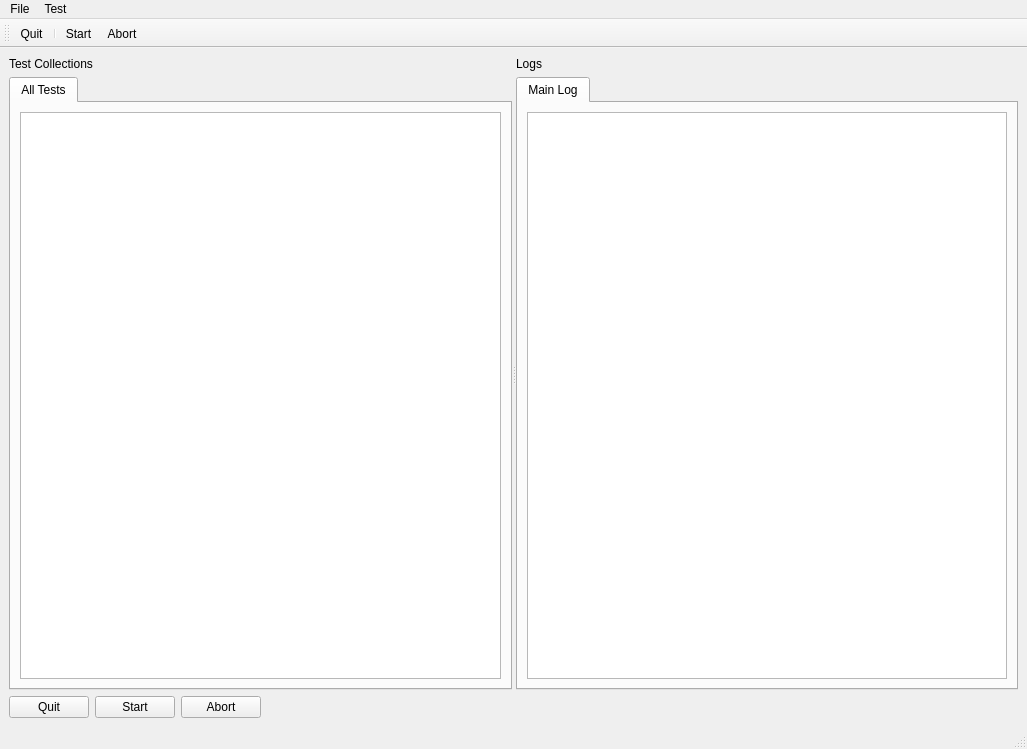
Qt form bin/MainWindow.ui (ViktorFagerlind/TestFramework) before a commit.
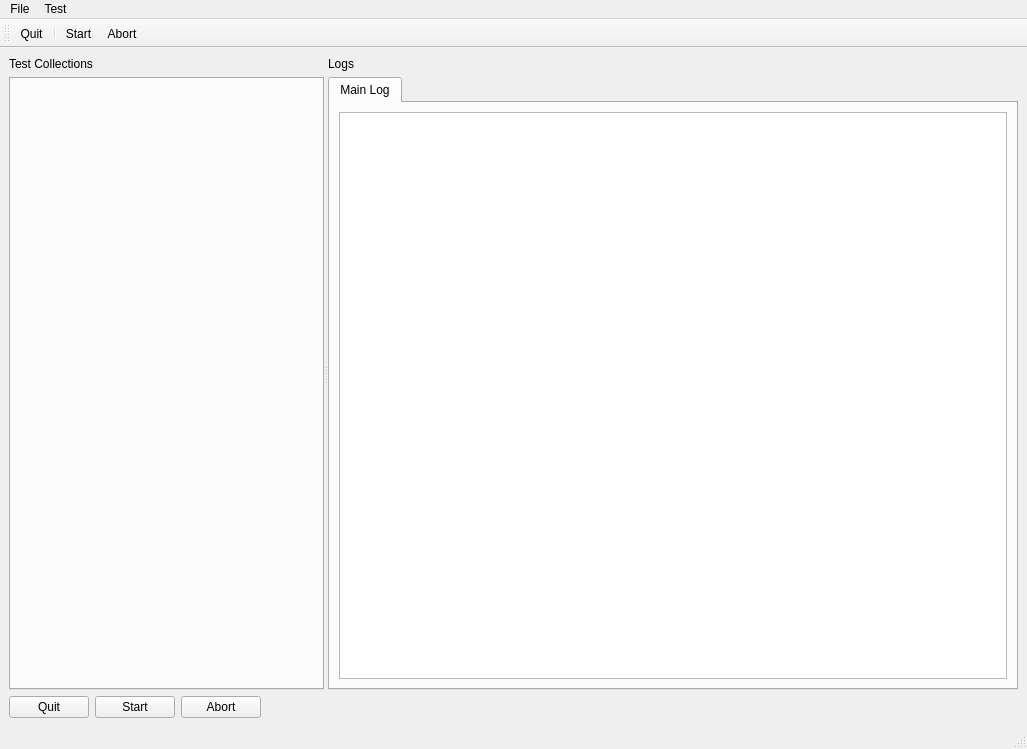
The same form after that commit.

```diff
--- a/bin/MainWindow.ui
+++ b/bin/MainWindow.ui
@@ -48,23 +48,6 @@
             <property name="currentIndex">
              <number>0</number>
             </property>
-            <widget class="QWidget" name="tab_1">
-             <attribute name="title">
-              <string>All Tests</string>
-             </attribute>
-             <layout class="QHBoxLayout" name="horizontalLayout_2">
-              <item>
-               <widget class="QListView" name="listViewTests">
-                <property name="sizePolicy">
-                 <sizepolicy hsizetype="Expanding" vsizetype="Expanding">
-                  <horstretch>0</horstretch>
-                  <verstretch>0</verstretch>
-                 </sizepolicy>
-                </property>
-               </widget>
-              </item>
-             </layout>
-            </widget>
            </widget>
           </item>
          </layout>
```
Left out of the diff: 2 changed lines with no effect on the pictures.
